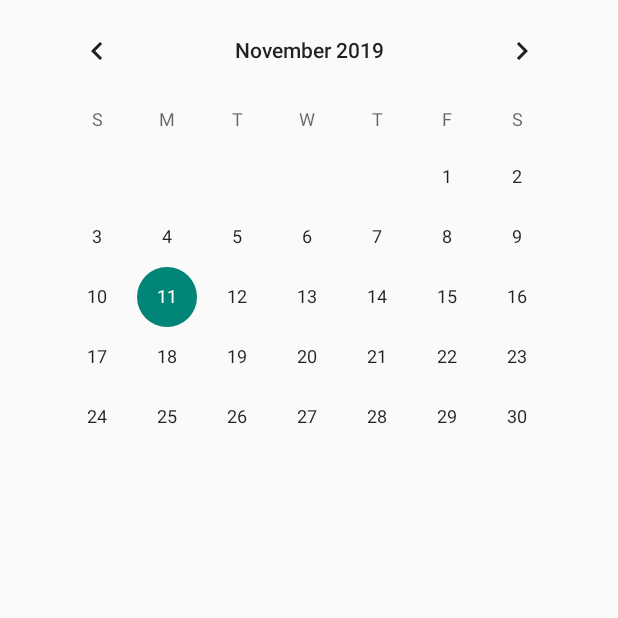
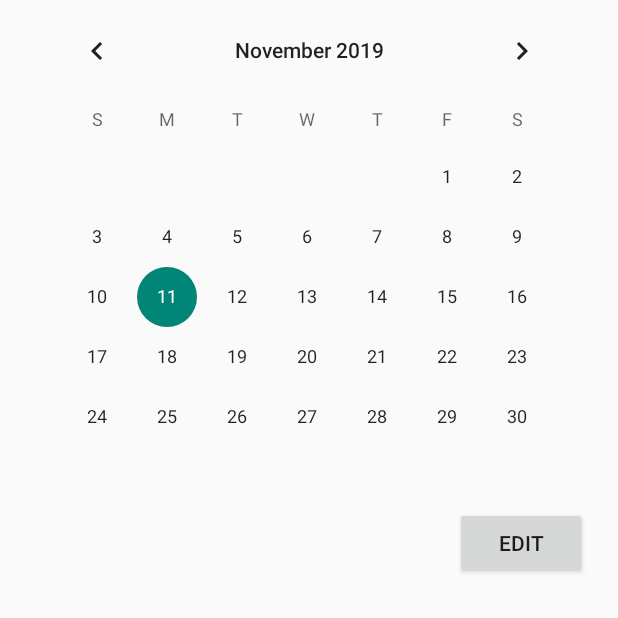
Before and after one commit to wws002/student_planner, an Android app: the screen it shows after launch (MainActivity), on a phone screen of 412 x 824 dp, the top half of it. Run offline under Robolectric (Android 15) with nearby library versions, the phone set to English and light mode, and no system bars.

Commit message:
added an edit button to the listview. doesn't do anything yet

```diff
--- a/app/src/main/res/layout/activity_main.xml
+++ b/app/src/main/res/layout/activity_main.xml
@@ -22,4 +22,12 @@
         app:layout_constraintLeft_toLeftOf="parent"
         app:layout_constraintRight_toRightOf="parent"
         android:layout_marginBottom="20dp"/>
+    <Button
+        android:id="@+id/add_btn"
+        android:layout_width="wrap_content"
+        android:layout_height="wrap_content"
+        app:layout_constraintEnd_toEndOf="@id/listOfEvents"
+        app:layout_constraintTop_toTopOf="@id/listOfEvents"
+        android:layout_centerVertical="true"
+        android:text="Edit" />
 </androidx.constraintlayout.widget.ConstraintLayout>
```
